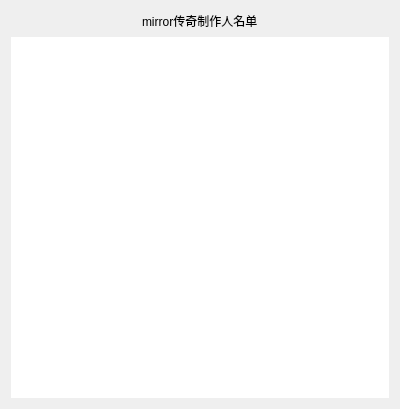
This is code/mirror/about.ui in simon0xia/mirror as Qt 5 draws it before an edit. The edited form follows.
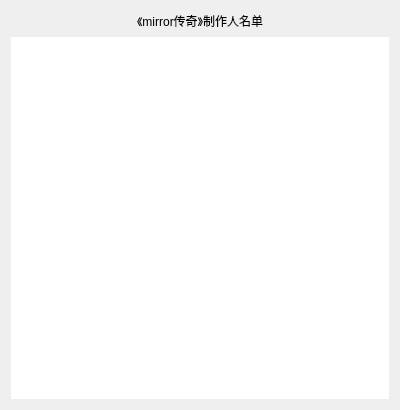
This is the edited form.

Patch:
```diff
--- a/code/mirror/about.ui
+++ b/code/mirror/about.ui
@@ -7,7 +7,7 @@
     <x>0</x>
     <y>0</y>
     <width>400</width>
-    <height>409</height>
+    <height>410</height>
    </rect>
   </property>
   <property name="windowTitle">
@@ -32,7 +32,7 @@
      <item>
       <widget class="QLabel" name="label">
        <property name="text">
-        <string>mirror传奇制作人名单</string>
+        <string>《mirror传奇》制作人名单</string>
        </property>
       </widget>
      </item>
```
Left out of the diff: 2 changed lines with no effect on the pictures.
